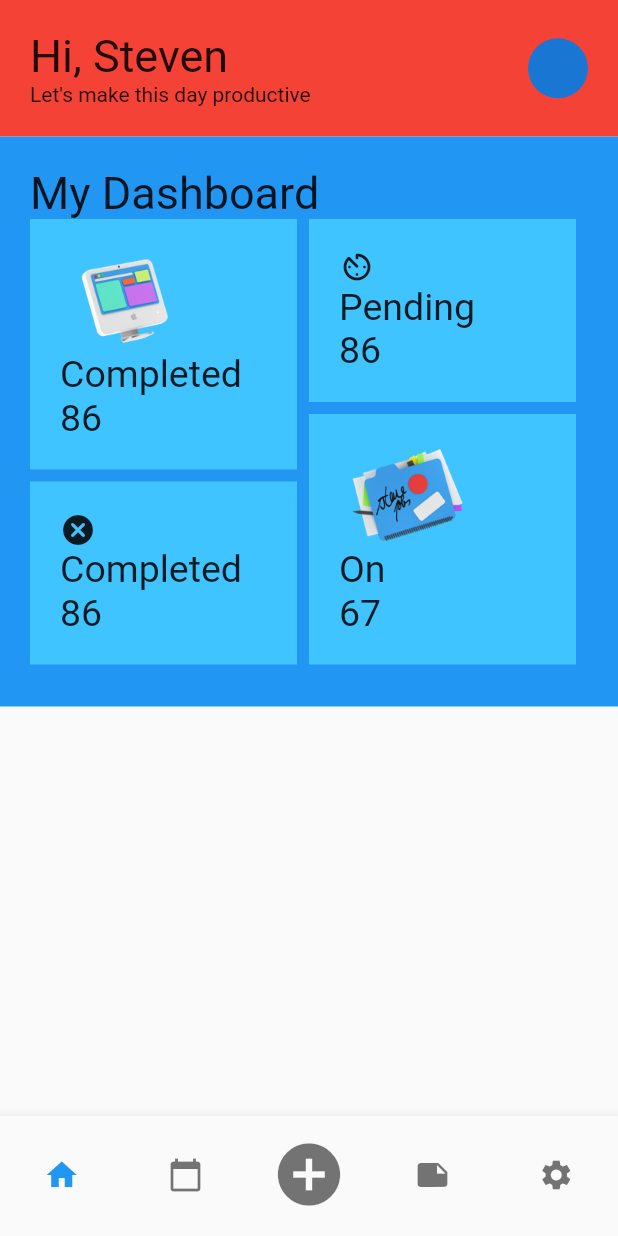
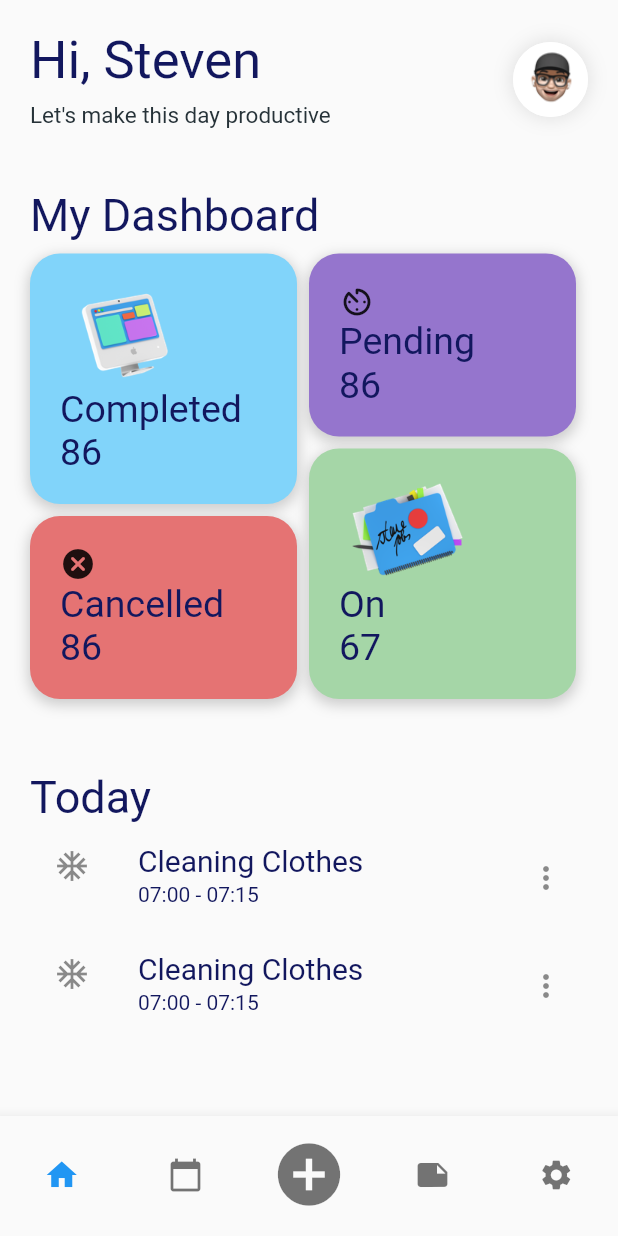
Before and after one commit to mfadlanridho/activity-app-flutter, a Flutter app: the screen it shows after launch, on a phone screen of 412 x 824 dp. Run offline on Flutter 3.47's test engine with Material 2 defaults, Android fonts, the phone set to English and light mode, and no system bars.

Commit message:
changed the default text style

```diff
--- a/lib/main.dart
+++ b/lib/main.dart
@@ -14,6 +14,12 @@ class MyApp extends StatelessWidget {
     return MaterialApp(
       title: 'Home Screen',
       home: MyStatefulWidget(),
+      theme: ThemeData(
+        textTheme: Theme.of(context).textTheme.apply(
+              bodyColor: Color(0xFF12175E),
+              displayColor: Color(0xFF12175E),
+            ),
+      ),
     );
   }
 }
--- a/lib/screens/home_screen.dart
+++ b/lib/screens/home_screen.dart
@@ -13,6 +13,7 @@ class HomeScreen extends StatelessWidget {
         children: [
           WelcomeCard(),
           MyDashboard(),
+          Today(),
         ],
       ),
     );
@@ -26,8 +27,7 @@ class WelcomeCard extends StatelessWidget {
 
   @override
   Widget build(BuildContext context) {
-    return Container(
-      color: Colors.red,
+    return Padding(
       padding: EdgeInsets.all(20),
       child: Row(
         mainAxisAlignment: MainAxisAlignment.spaceBetween,
@@ -37,12 +37,34 @@ class WelcomeCard extends StatelessWidget {
             children: [
               Text(
                 'Hi, Steven',
-                style: TextStyle(fontSize: 30),
+                style: TextStyle(
+                  fontSize: 35,
                 ),
-              Text('Let\'s make this day productive'),
+              ),
+              SizedBox(
+                height: 7,
+              ),
+              Text(
+                'Let\'s make this day productive',
+                style: TextStyle(
+                  fontSize: 15,
+                  color: Colors.blueGrey[900],
+                ),
+              ),
             ],
           ),
-          CircleAvatar()
+          Container(
+            decoration: BoxDecoration(
+              color: Colors.white,
+              shape: BoxShape.circle,
+              boxShadow: [BoxShadow(blurRadius: 10, color: Colors.grey.shade300, spreadRadius: 1)],
+            ),
+            child: CircleAvatar(
+              radius: 25.0,
+              backgroundColor: Colors.white,
+              backgroundImage: AssetImage('images/avatar.png'),
+            ),
+          ),
         ],
       ),
     );
@@ -54,35 +76,38 @@ class MyDashboard extends StatelessWidget {
 
   @override
   Widget build(BuildContext context) {
-    return Container(
+    return Padding(
       padding: EdgeInsets.all(20),
-      color: Colors.blue,
       child: Column(
         crossAxisAlignment: CrossAxisAlignment.start,
         children: [
-          Text(
+          Padding(
+            padding: const EdgeInsets.only(bottom: 8.0),
+            child: Text(
               'My Dashboard',
               style: TextStyle(fontSize: 30),
             ),
-          // TODO: change to gridview
+          ),
           Row(
             children: [
               Expanded(
                 child: Column(
                   crossAxisAlignment: CrossAxisAlignment.stretch,
                   children: [
-                    ImageCard(
+                    DashboardCard(
                       label: 'Completed',
                       count: 86,
                       image: Image.asset(
                         'images/iMac.png',
                         scale: 2,
                       ),
+                      color: Colors.lightBlue[200],
                     ),
-                    IconCard(
-                      label: 'Completed',
+                    DashboardCard(
+                      label: 'Cancelled',
                       count: 86,
                       icon: Icon(Icons.cancel_rounded),
+                      color: Colors.red[300],
                     ),
                   ],
                 ),
@@ -91,18 +116,20 @@ class MyDashboard extends StatelessWidget {
                 child: Column(
                   crossAxisAlignment: CrossAxisAlignment.stretch,
                   children: [
-                    IconCard(
+                    DashboardCard(
                       label: 'Pending',
                       count: 86,
                       icon: Icon(Icons.av_timer_rounded),
+                      color: Colors.deepPurple[300],
                     ),
-                    ImageCard(
+                    DashboardCard(
                       label: 'On',
                       count: 67,
                       image: Image.asset(
                         'images/calendar.png',
                         scale: 2,
                       ),
+                      color: Colors.green[200],
                     ),
                   ],
                 ),
@@ -115,13 +142,15 @@ class MyDashboard extends StatelessWidget {
   }
 }
 
-class ImageCard extends StatelessWidget {
-  final Image image;
+class DashboardCard extends StatelessWidget {
   final String label;
   final int count;
+  final Image? image;
+  final Icon? icon;
+  final Color? color;
 
-  const ImageCard({Key? key, required this.label, required this.count, required this.image}) : super(key: key);
-
+  const DashboardCard({Key? key, required this.label, required this.count, this.image, this.icon, this.color}) : super(key: key);
+  // TODO: change to elevated button
   @override
   Widget build(BuildContext context) {
     return Container(
@@ -130,11 +159,24 @@ class ImageCard extends StatelessWidget {
         right: 8,
       ),
       padding: EdgeInsets.all(20),
-      color: Colors.lightBlueAccent,
+      decoration: BoxDecoration(
+        borderRadius: BorderRadius.all(
+          Radius.circular(20),
+        ),
+        color: color ?? Colors.lightBlueAccent,
+        boxShadow: [
+          BoxShadow(
+            color: Colors.grey.withOpacity(0.5),
+            spreadRadius: 1,
+            blurRadius: 7,
+            offset: Offset(0, 3), // changes position of shadow
+          ),
+        ],
+      ),
       child: Column(
         crossAxisAlignment: CrossAxisAlignment.start,
         children: [
-          image,
+          if (image != null) image! else if (icon != null) icon!,
           Text(
             label,
             style: TextStyle(
@@ -153,40 +195,139 @@ class ImageCard extends StatelessWidget {
   }
 }
 
-class IconCard extends StatelessWidget {
-  final Icon icon;
-  final String label;
-  final int count;
-
-  const IconCard({Key? key, required this.label, required this.count, required this.icon}) : super(key: key);
+class Today extends StatelessWidget {
+  const Today({Key? key}) : super(key: key);
 
   @override
   Widget build(BuildContext context) {
-    return Container(
-      margin: EdgeInsets.only(
-        bottom: 8,
-        right: 8,
-      ),
+    return Expanded(
+      child: Padding(
         padding: EdgeInsets.all(20),
-      color: Colors.lightBlueAccent,
         child: Column(
           crossAxisAlignment: CrossAxisAlignment.start,
           children: [
-          icon,
             Text(
-            label,
-            style: TextStyle(
-              fontSize: 25,
+              'Today',
+              style: TextStyle(fontSize: 30),
+            ),
+            Expanded(
+              child: ListView.builder(
+                itemCount: 2,
+                itemBuilder: (context, index) {
+                  return TodayCard();
+                },
               ),
             ),
-          Text(
-            count.toString(),
+          ],
+        ),
+      ),
+    );
+  }
+}
+
+class TodayCard extends StatelessWidget {
+  const TodayCard({Key? key}) : super(key: key);
+
+  @override
+  Widget build(BuildContext context) {
+    return ListTile(
+      leading: Icon(Icons.ac_unit),
+      title: Text(
+        'Cleaning Clothes',
         style: TextStyle(
-              fontSize: 25,
+          fontSize: 20,
         ),
+      ),
+      subtitle: Text('07:00 - 07:15'),
+      trailing: Icon(Icons.more_vert),
+    );
+  }
+}
+
+// --------------------
+class CustomListItem extends StatelessWidget {
+  const CustomListItem({
+    Key? key,
+    required this.title,
+    required this.user,
+    required this.viewCount,
+  }) : super(key: key);
+
+  final String title;
+  final String user;
+  final int viewCount;
+
+  @override
+  Widget build(BuildContext context) {
+    return Padding(
+      padding: const EdgeInsets.symmetric(vertical: 5.0),
+      child: Row(
+        crossAxisAlignment: CrossAxisAlignment.start,
+        children: [
+          Padding(
+            padding: const EdgeInsets.all(8.0),
+            child: Container(
+              decoration: const BoxDecoration(color: Colors.blue),
+            ),
+          ),
+          _VideoDescription(),
+          const Icon(
+            Icons.more_vert,
           ),
         ],
       ),
     );
   }
 }
+
+class _VideoDescription extends StatelessWidget {
+  const _VideoDescription({
+    Key? key,
+  }) : super(key: key);
+
+  @override
+  Widget build(BuildContext context) {
+    return Padding(
+      padding: const EdgeInsets.fromLTRB(5.0, 0.0, 0.0, 0.0),
+      child: Column(
+        crossAxisAlignment: CrossAxisAlignment.start,
+        children: <Widget>[
+          Text(
+            'Cleaning Clothes',
+            style: const TextStyle(
+              fontWeight: FontWeight.w500,
+              fontSize: 17.0,
+            ),
+          ),
+          const Padding(padding: EdgeInsets.symmetric(vertical: 5.0)),
+          Text(
+            '07:00 - 07:15',
+          ),
+        ],
+      ),
+    );
+  }
+}
+
+class MyStatelessWidget extends StatelessWidget {
+  const MyStatelessWidget({Key? key}) : super(key: key);
+
+  @override
+  Widget build(BuildContext context) {
+    return ListView(
+      padding: const EdgeInsets.all(8.0),
+      children: <CustomListItem>[
+        CustomListItem(
+          user: 'Flutter',
+          viewCount: 999000,
+          title: 'The Flutter YouTube Channel',
+        ),
+        CustomListItem(
+          user: 'Dash',
+          viewCount: 884000,
+          title: 'Announcing Flutter 1.0',
+        ),
+      ],
+    );
+  }
+}
```
Also changed, not shown: images/avatar.png (renamed from images/ef3caa3b1302e83ded011fac3a5a7b14d6fc8402.png), pubspec.lock. Lines whose indentation alone changed are shown as unchanged.
